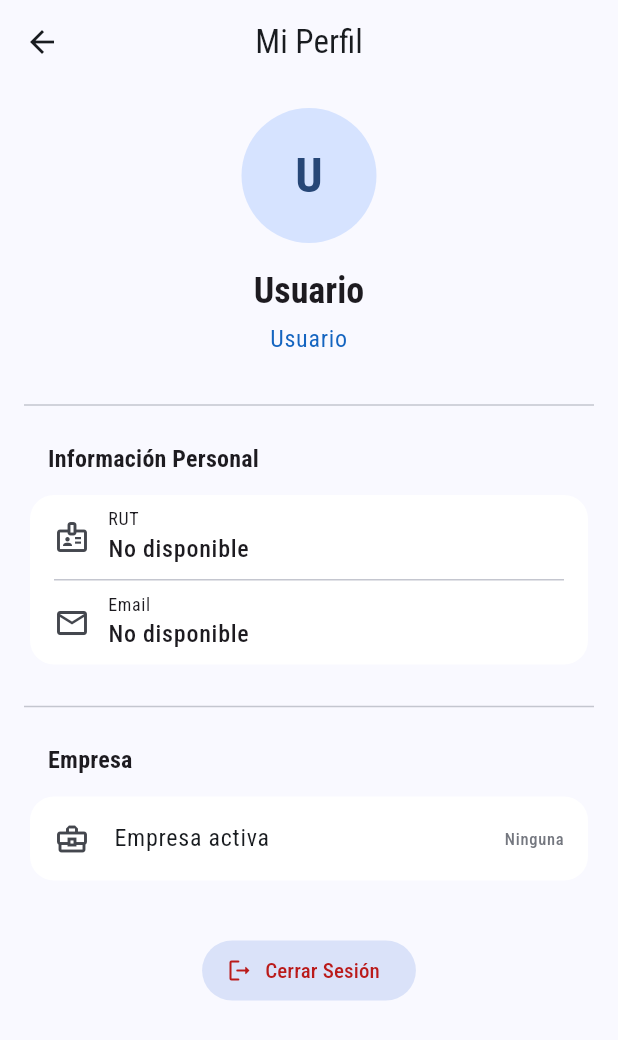
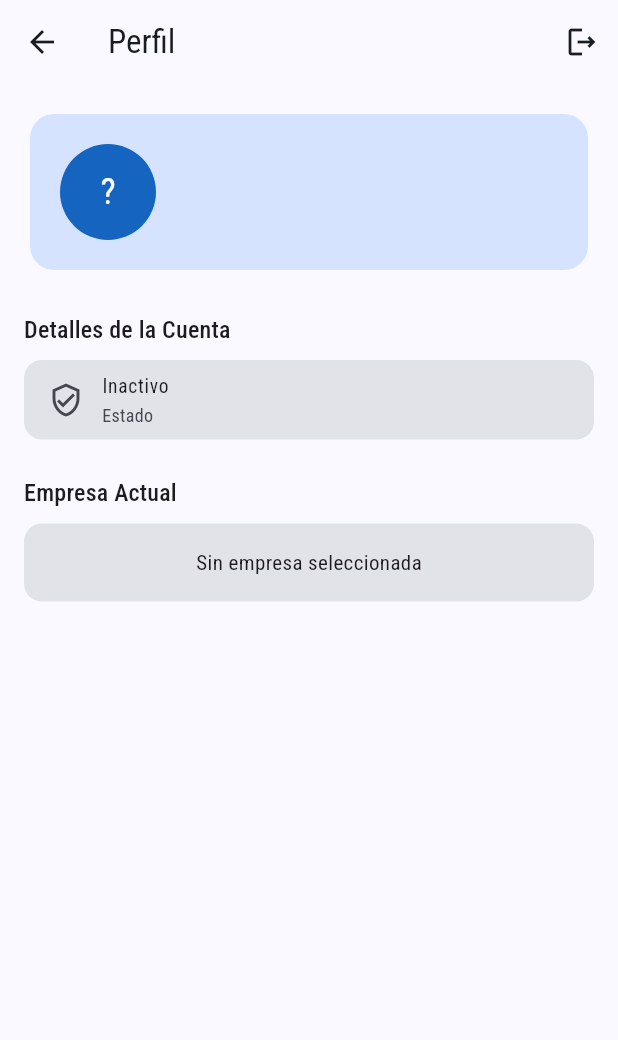
Before and after one commit to NicolasCeronM/sgidt, a Flutter app: the ProfileScreen screen opened by its route, on a phone screen of 412 x 824 dp. Shown: the top 1040 px of the screen. Run offline on Flutter 3.47's test engine with Material 3 defaults, Android fonts, the phone set to English and light mode, and no system bars; our stand-ins replace dio, fl_chart, flutter_secure_storage, google_fonts, image_picker, pretty_dio_logger and 1 more; missing offline and left inert: flutter_cached_pdfview; accounts and stored records are empty; network calls fail.

Commit message:
Mejora la pantalla de inicio y de perfil: cambia el título a 'Home', actualiza mensajes de error, renombra campos y refactoriza la lógica de carga de datos.

```diff
--- a/sgidt_mobile/lib/screens/home_screen.dart
+++ b/sgidt_mobile/lib/screens/home_screen.dart
@@ -66,7 +66,7 @@ class _HomeScreenState extends State<HomeScreen> {
 
     return Scaffold(
       appBar: AppBar(
-        title: const Text('Inicio'),
+        title: const Text('Home'),
         actions: [
           // Botón para cambiar el tema
           IconButton(
--- a/sgidt_mobile/lib/screens/profile_screen.dart
+++ b/sgidt_mobile/lib/screens/profile_screen.dart
@@ -22,9 +22,7 @@ class _ProfileScreenState extends State<ProfileScreen> {
   }
 
   Future<void> _load() async {
-    if (!mounted) return; // Evita error si el widget se desmonta
     setState(() => _loading = true);
-    try {
     final u = await TokenStorage.getUser();
     final e = await TokenStorage.getEmpresas();
     final sel = await TokenStorage.getEmpresaSeleccionada();
@@ -32,277 +30,294 @@ class _ProfileScreenState extends State<ProfileScreen> {
       setState(() {
         _user = u;
         _empresas = e;
-          // Si no hay seleccionada, usa la primera si existe
         _empresaSelId = sel ?? (e.isNotEmpty ? (e.first['empresa_id'] as int?) : null);
         _loading = false;
       });
-      }
-    } catch (e) {
-      if(mounted) {
-        setState(() => _loading = false);
-        ScaffoldMessenger.of(context).showSnackBar(
-          SnackBar(content: Text('Error al cargar datos del perfil: ${e.toString()}'))
-        );
-      }
     }
   }
 
   // --- Helpers de Datos ---
   String _val(String key) => (_user?[key] ?? '').toString();
-  String _nombreCompleto() {
-    final nombre = _val('first_name');
-    final apellido = _val('last_name');
-    if (nombre.isNotEmpty && apellido.isNotEmpty) {
-      return '$nombre $apellido';
-    } else if (nombre.isNotEmpty) {
-      return nombre;
-    } else {
-      return 'Usuario'; // Fallback
+
+  Map<String, dynamic>? _empresaActual() {
+    if (_empresaSelId == null || _empresas.isEmpty) return null;
+    try {
+      return _empresas.firstWhere((e) => e['empresa_id'] == _empresaSelId);
+    } catch (_) {
+      return null;
     }
   }
 
-  Map<String, dynamic>? _empresaActual() {
-    if (_empresaSelId == null) return null;
-    return _empresas.firstWhere((e) => e['empresa_id'] == _empresaSelId, orElse: () => {});
+  String _iniciales() {
+    final fn = _val('first_name');
+    final ln = _val('last_name');
+    if (fn.isEmpty && ln.isEmpty) {
+      final email = _val('email');
+      return email.isNotEmpty ? email[0].toUpperCase() : '?';
+    }
+    return ((fn.isNotEmpty ? fn[0] : '') + (ln.isNotEmpty ? ln[0] : '')).toUpperCase();
   }
 
-  Future<void> _changeEmpresa(int? newId) async {
-    if (newId == null || newId == _empresaSelId) return;
-    setState(() => _empresaSelId = newId);
-    await TokenStorage.setEmpresaSeleccionada(newId);
-    // Opcional: Mostrar confirmación
-    if(mounted) {
-       ScaffoldMessenger.of(context).showSnackBar(
-         const SnackBar(content: Text('Empresa activa cambiada.'), duration: Duration(seconds: 1)),
-       );
-    }
+  @override
+  Widget build(BuildContext context) {
+    if (_loading) {
+      return const Scaffold(body: Center(child: CircularProgressIndicator()));
     }
 
-  Future<void> _logout() async {
-    // Mostrar diálogo de confirmación
-    final confirmed = await showDialog<bool>(
-      context: context,
-      builder: (context) => AlertDialog(
-        title: const Text('Confirmar Cierre de Sesión'),
-        content: const Text('¿Estás seguro de que deseas cerrar sesión?'),
+    final empresa = _empresaActual();
+    final fotoUrl = _user?['foto']?.toString();
+    final nombreCompleto = '${_val('first_name')} ${_val('last_name')}'.trim();
+
+    return Scaffold(
+      appBar: AppBar(
+        title: const Text('Perfil'),
+        centerTitle: false,
         actions: [
-          TextButton(
-            onPressed: () => Navigator.of(context).pop(false),
-            child: const Text('Cancelar'),
-          ),
-          FilledButton(
-            onPressed: () => Navigator.of(context).pop(true),
-            child: const Text('Cerrar Sesión'),
-            style: FilledButton.styleFrom(
-              backgroundColor: Theme.of(context).colorScheme.error,
-            ),
+          IconButton(
+            tooltip: 'Cerrar sesión',
+            icon: const Icon(Icons.logout_outlined),
+            onPressed: () async {
+              await AuthService.logout();
+              if (mounted) {
+                Navigator.of(context).pushReplacementNamed('/login');
+              }
+            },
           ),
         ],
       ),
-    );
+      body: RefreshIndicator(
+        onRefresh: _load,
+        child: ListView(
+          padding: const EdgeInsets.all(16),
+          children: [
+            // --- Tarjeta de Cabecera de Usuario ---
+            _HeaderCard(
+              nombre: nombreCompleto,
+              email: _val('email'),
+              iniciales: _iniciales(),
+              fotoUrl: (fotoUrl != null && fotoUrl != 'null') ? fotoUrl : null,
+              rut: _val('rut'),
+              telefono: _val('telefono'),
+            ),
+            const SizedBox(height: 24),
 
-    if (confirmed == true) {
-      await AuthService.logout();
-      if (!mounted) return;
-      // Navegar a la pantalla de login y eliminar historial
-      Navigator.pushNamedAndRemoveUntil(context, '/login', (route) => false);
-    }
-  }
+            // --- Sección de Cuenta ---
+            _SectionCard(
+              title: 'Detalles de la Cuenta',
+              children: [
+                _InfoTile(
+                  icon: Icons.verified_user_outlined,
+                  label: 'Estado',
+                  value: (_user?['is_active'] == true) ? 'Activo' : 'Inactivo',
+                ),
+                _InfoTile(
+                  icon: Icons.alternate_email_outlined,
+                  label: 'Nombre de usuario',
+                  value: _val('username'),
+                ),
+              ],
+            ),
+            const SizedBox(height: 24),
 
-
-  @override
-  Widget build(BuildContext context) {
-    final theme = Theme.of(context);
-    final textTheme = theme.textTheme;
-
-    return Scaffold(
-      appBar: AppBar(
-        title: const Text('Mi Perfil'),
+            // --- Sección de Empresa ---
+            _SectionCard(
+              title: 'Empresa Actual',
+              trailing: _empresas.length > 1
+                  ? _CompanyDropdown(
+                      empresas: _empresas,
+                      selectedId: _empresaSelId,
+                      onChanged: (val) async {
+                        if (val == null) return;
+                        await TokenStorage.setEmpresaSeleccionada(val);
+                        setState(() => _empresaSelId = val);
+                      },
+                    )
+                  : null,
+              children: [
+                if (empresa == null)
+                  const Padding(
+                    padding: EdgeInsets.symmetric(vertical: 16.0),
+                    child: Center(child: Text('Sin empresa seleccionada')),
+                  )
+                else ...[
+                  _InfoTile(icon: Icons.apartment_outlined, label: 'Nombre', value: '${empresa['empresa_nombre'] ?? ''}'),
+                  _InfoTile(icon: Icons.work_outline_rounded, label: 'Rol', value: '${empresa['rol'] ?? ''}'),
+                  _InfoTile(icon: Icons.location_on_outlined, label: 'Dirección', value: '${empresa['direccion'] ?? ''}'),
+                  _InfoTile(icon: Icons.phone_outlined, label: 'Teléfono', value: '${empresa['telefono'] ?? ''}'),
+                ],
+              ],
             ),
-      body: _loading
-          ? const Center(child: CircularProgressIndicator())
-          : RefreshIndicator( // Para recargar datos al deslizar hacia abajo
-              onRefresh: _load,
-              child: ListView( // Usamos ListView para mejor scroll si hay más contenido
-                padding: const EdgeInsets.all(16.0),
-                children: [
-                  // --- Sección Header (Avatar y Nombre) ---
-                  _buildProfileHeader(context),
-                  const SizedBox(height: 24),
-                  const Divider(),
-                  const SizedBox(height: 16),
-
-                  // --- Sección Información (RUT y Email) ---
-                  _buildInfoSection(context),
-                  const SizedBox(height: 16),
-                  const Divider(),
-                  const SizedBox(height: 16),
-
-                  // --- Sección Empresa ---
-                  _buildCompanySection(context),
-                  const SizedBox(height: 32),
-
-                  // --- Botón Cerrar Sesión ---
-                  Center(
-                    child: FilledButton.tonalIcon(
-                      icon: const Icon(Icons.logout_rounded),
-                      label: const Text('Cerrar Sesión'),
-                      onPressed: _logout,
-                      style: FilledButton.styleFrom(
-                        foregroundColor: theme.colorScheme.error,
-                      ),
-                    ),
-                  ),
-                  const SizedBox(height: 20), // Espacio al final
           ],
         ),
       ),
     );
   }
+}
 
-  // --- WIDGETS DE SECCIONES ---
+// --- WIDGETS DE UI MEJORADOS ---
 
-  Widget _buildProfileHeader(BuildContext context) {
-    final theme = Theme.of(context);
-    final textTheme = theme.textTheme;
-    final nombre = _nombreCompleto();
-    final inicial = nombre.isNotEmpty ? nombre[0].toUpperCase() : '?';
+class _HeaderCard extends StatelessWidget {
+  final String nombre, email, iniciales, rut, telefono;
+  final String? fotoUrl;
 
-    return Column(
+  const _HeaderCard({
+    required this.nombre, required this.email, required this.iniciales,
+    required this.rut, required this.telefono, this.fotoUrl,
+  });
+
+  @override
+  Widget build(BuildContext context) {
+    final scheme = Theme.of(context).colorScheme;
+    final textTheme = Theme.of(context).textTheme;
+    // ✅ CORRECCIÓN: Determina si el tema actual es oscuro.
+    final isDark = Theme.of(context).brightness == Brightness.dark;
+
+    return Card(
+      elevation: 0,
+      // ✅ CORRECCIÓN: Usa un color diferente para el modo oscuro.
+      color: isDark ? scheme.surfaceContainerHighest : scheme.primaryContainer,
+      child: Padding(
+        padding: const EdgeInsets.all(20.0),
+        child: Column(
+          children: [
+            Row(
               children: [
                 CircleAvatar(
-          radius: 45,
-          backgroundColor: theme.colorScheme.primaryContainer,
-          child: Text(
-            inicial,
-            style: textTheme.headlineLarge?.copyWith(
-              fontWeight: FontWeight.bold,
-              color: theme.colorScheme.onPrimaryContainer,
+                  radius: 32,
+                  backgroundColor: scheme.primary,
+                  foregroundColor: scheme.onPrimary,
+                  backgroundImage: (fotoUrl != null) ? NetworkImage(fotoUrl!) : null,
+                  child: (fotoUrl == null)
+                      ? Text(iniciales, style: textTheme.headlineSmall?.copyWith(color: scheme.onPrimary))
+                      : null,
                 ),
-          ),
-        ),
-        const SizedBox(height: 16),
-        Text(
-          nombre,
-          style: textTheme.headlineSmall?.copyWith(fontWeight: FontWeight.bold),
-          textAlign: TextAlign.center,
-        ),
-        const SizedBox(height: 4),
-        Text(
-          _val('cargo') == 'admin' ? 'Administrador' : 'Usuario', // Ejemplo, ajusta la lógica si tienes roles
-          style: textTheme.bodyLarge?.copyWith(color: theme.colorScheme.secondary),
-          textAlign: TextAlign.center,
-        ),
-      ],
-    );
-  }
-
-  Widget _buildInfoSection(BuildContext context) {
-    return Column(
+                const SizedBox(width: 16),
+                Expanded(
+                  child: Column(
                     crossAxisAlignment: CrossAxisAlignment.start,
                     children: [
-         Padding(
-          padding: const EdgeInsets.only(bottom: 8.0, left: 16),
-          child: Text(
-            'Información Personal',
-            style: Theme.of(context).textTheme.titleMedium?.copyWith(fontWeight: FontWeight.bold),
-          ),
-        ),
-        Card( // Envuelve en Card para un look más definido
-          elevation: 0,
-          color: Theme.of(context).colorScheme.surfaceContainerLowest, // Color sutil
-          child: Column(
-            children: [
-              _InfoTile(
-                icon: Icons.badge_outlined,
-                title: 'RUT',
-                subtitle: _val('rut').isNotEmpty ? _val('rut') : 'No disponible',
-              ),
-              const Divider(height: 1, indent: 16, endIndent: 16),
-              _InfoTile(
-                icon: Icons.email_outlined,
-                title: 'Email',
-                subtitle: _val('email').isNotEmpty ? _val('email') : 'No disponible',
-              ),
+                      Text(nombre, style: textTheme.headlineSmall?.copyWith(color: isDark ? scheme.onSurface : scheme.onPrimaryContainer, fontWeight: FontWeight.bold)),
+                      const SizedBox(height: 4),
+                      Text(email, style: textTheme.bodyMedium?.copyWith(color: isDark ? scheme.onSurfaceVariant : scheme.onPrimaryContainer)),
                     ],
                   ),
                 ),
               ],
+            ),
+            if (rut.isNotEmpty || telefono.isNotEmpty) ...[
+              const Divider(height: 24),
+              Wrap(
+                spacing: 12,
+                runSpacing: 8,
+                alignment: WrapAlignment.center,
+                children: [
+                  if (rut.isNotEmpty) _InfoChip(icon: Icons.badge_outlined, text: rut),
+                  if (telefono.isNotEmpty) _InfoChip(icon: Icons.phone_outlined, text: telefono),
+                ],
+              )
+            ],
+          ],
+        ),
+      ),
     );
   }
+}
 
-  Widget _buildCompanySection(BuildContext context) {
-     final nombreEmpresaActual = _empresaActual()?['nombre_empresa']?.toString() ?? 'Selecciona...';
+class _SectionCard extends StatelessWidget {
+  final String title;
+  final List<Widget> children;
+  final Widget? trailing;
 
+  const _SectionCard({required this.title, required this.children, this.trailing});
+
+  @override
+  Widget build(BuildContext context) {
+    final textTheme = Theme.of(context).textTheme;
     return Column(
       crossAxisAlignment: CrossAxisAlignment.start,
       children: [
-         Padding(
-          padding: const EdgeInsets.only(bottom: 8.0, left: 16),
-          child: Text(
-            'Empresa',
-            style: Theme.of(context).textTheme.titleMedium?.copyWith(fontWeight: FontWeight.bold),
+        Row(
+          crossAxisAlignment: CrossAxisAlignment.center,
+          children: [
+            Text(title, style: textTheme.titleMedium),
+            const Spacer(),
+            if (trailing != null) trailing!,
+          ],
         ),
+        const SizedBox(height: 8),
+        Container(
+          decoration: BoxDecoration(
+            color: Theme.of(context).colorScheme.surfaceContainerHighest,
+            borderRadius: BorderRadius.circular(12),
           ),
-         Card( // Envuelve en Card
-          elevation: 0,
-          color: Theme.of(context).colorScheme.surfaceContainerLowest,
-           child: ListTile(
-             leading: const Icon(Icons.business_center_outlined),
-             title: const Text('Empresa activa'),
-             // Muestra el Dropdown directamente en el trailing
-             trailing: _empresas.isEmpty
-                 ? Text('Ninguna', style: TextStyle(color: Theme.of(context).colorScheme.outline))
-                 : DropdownButtonHideUnderline( // Oculta la línea default
-                     child: DropdownButton<int>(
-                       value: _empresaSelId,
-                       items: _empresas.map((emp) {
-                         return DropdownMenuItem<int>(
-                           value: emp['empresa_id'] as int?,
-                           child: Text(
-                            (emp['nombre_empresa'] ?? 'Sin nombre').toString(),
-                             overflow: TextOverflow.ellipsis,
-                           ),
-                         );
-                       }).toList(),
-                       onChanged: _changeEmpresa,
-                       // Estilo para que parezca parte del ListTile
-                       style: Theme.of(context).textTheme.bodyMedium,
-                       icon: const Icon(Icons.arrow_drop_down),
-                       isDense: true, // Reduce el padding vertical
-                     ),
-                   ),
-             contentPadding: const EdgeInsets.symmetric(horizontal: 16.0),
-           ),
+          child: Column(children: children),
         ),
       ],
     );
   }
 }
 
-// --- WIDGETS AUXILIARES ---
-
-// ListTile personalizado para mostrar info (RUT, Email)
 class _InfoTile extends StatelessWidget {
   final IconData icon;
-  final String title;
-  final String subtitle;
+  final String label;
+  final String value;
 
-  const _InfoTile({required this.icon, required this.title, required this.subtitle});
+  const _InfoTile({required this.icon, required this.label, required this.value});
 
   @override
   Widget build(BuildContext context) {
+    if (value.isEmpty || value == 'null') return const SizedBox.shrink();
     return ListTile(
-      leading: Icon(icon),
-      title: Text(title, style: Theme.of(context).textTheme.bodySmall),
-      subtitle: Text(
-        subtitle,
-        style: Theme.of(context).textTheme.bodyLarge?.copyWith(fontWeight: FontWeight.w500),
-      ),
+      leading: Icon(icon, color: Theme.of(context).colorScheme.onSurfaceVariant),
+      title: Text(value),
+      subtitle: Text(label),
       dense: true,
       visualDensity: VisualDensity.compact,
     );
   }
 }
 
-// Ya no usamos _InfoChip ni _CompanyDropdown directamente en el body
+class _InfoChip extends StatelessWidget {
+  final IconData icon;
+  final String text;
+  const _InfoChip({required this.icon, required this.text});
+
+  @override
+  Widget build(BuildContext context) {
+    final scheme = Theme.of(context).colorScheme;
+    final isDark = Theme.of(context).brightness == Brightness.dark;
+
+    return Chip(
+      avatar: Icon(icon, size: 18, color: isDark ? scheme.onSurfaceVariant : scheme.onSecondaryContainer),
+      label: Text(text),
+      backgroundColor: isDark ? scheme.surfaceContainer : scheme.secondaryContainer.withOpacity(0.4),
+      side: BorderSide.none,
+      padding: const EdgeInsets.symmetric(horizontal: 12),
+    );
+  }
+}
+
+class _CompanyDropdown extends StatelessWidget {
+  final List<Map<String, dynamic>> empresas;
+  final int? selectedId;
+  final ValueChanged<int?> onChanged;
+
+  const _CompanyDropdown({required this.empresas, this.selectedId, required this.onChanged});
+
+  @override
+  Widget build(BuildContext context) {
+    return DropdownButton<int>(
+      value: selectedId,
+      onChanged: onChanged,
+      underline: const SizedBox.shrink(),
+      icon: const Icon(Icons.unfold_more_rounded),
+      items: empresas.map((e) {
+        final id = e['empresa_id'] as int;
+        return DropdownMenuItem<int>(
+          value: id,
+          child: Text(e['empresa_nombre'] as String),
+        );
+      }).toList(),
+    );
+  }
+}
```
Also changed, not shown: sgidt_mobile/lib/screens/login_screen.dart (+38 -80 lines). Lines whose indentation alone changed are shown as unchanged.
